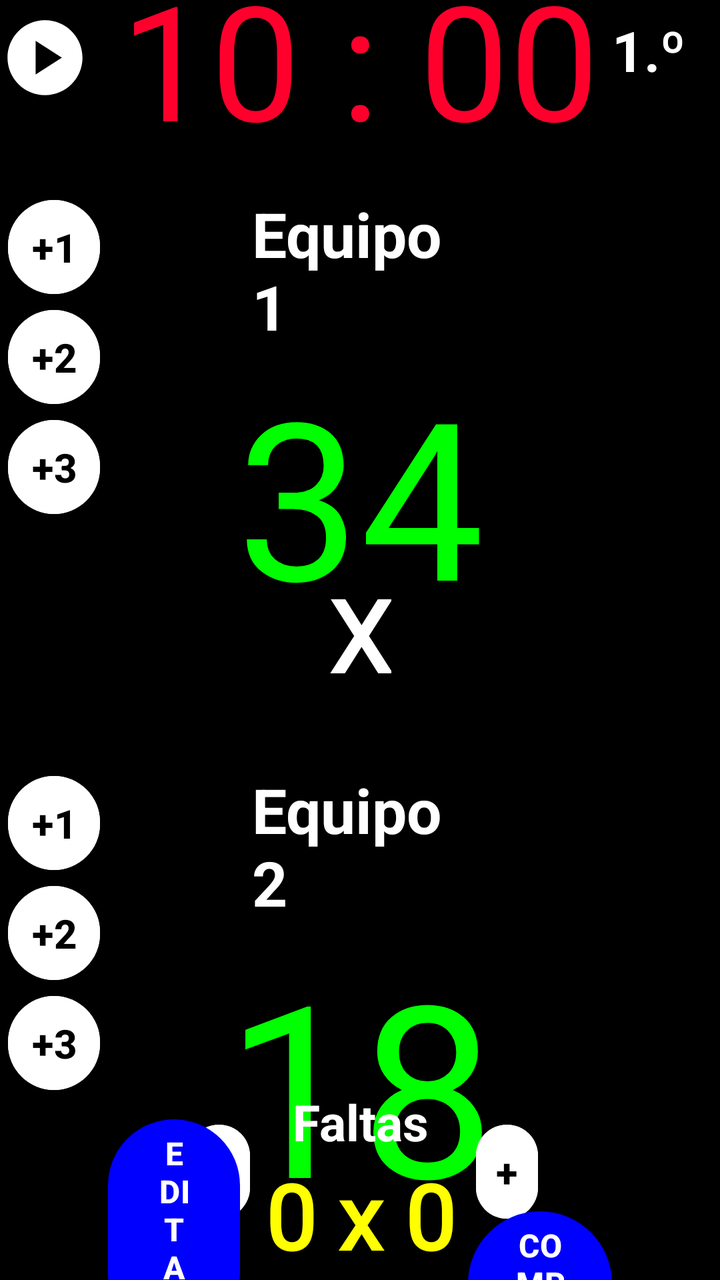
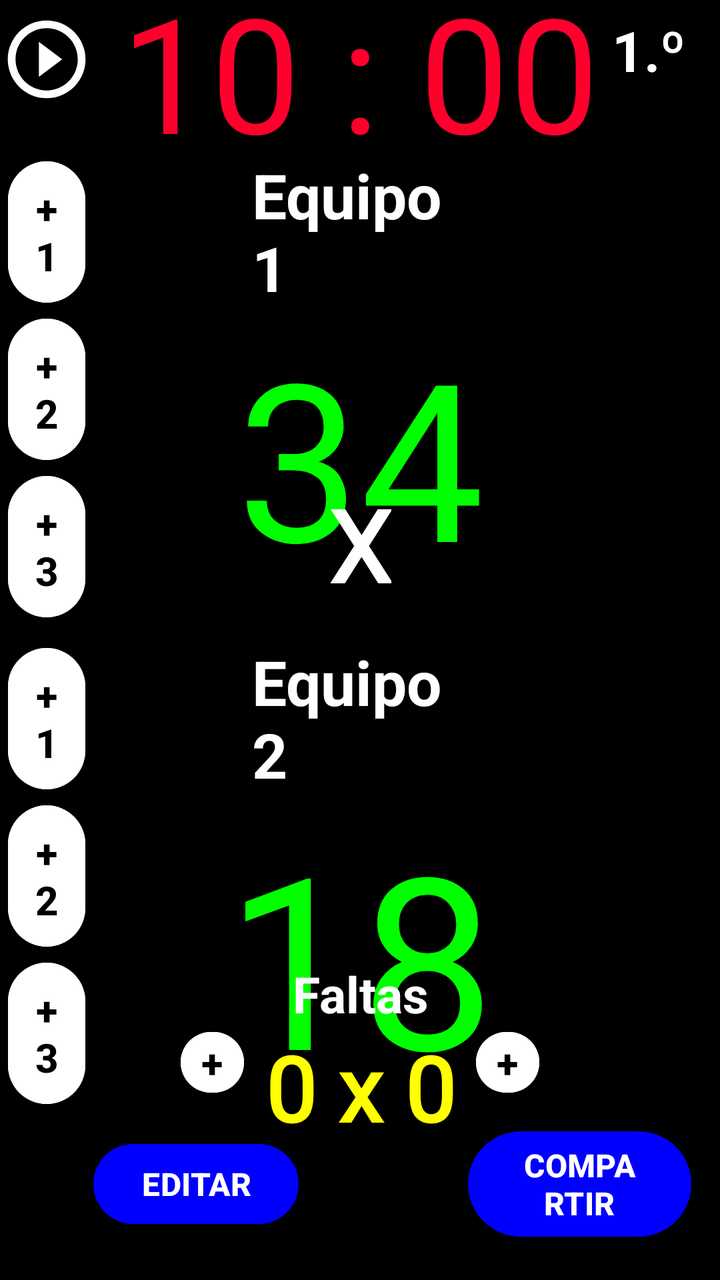

Screens rendered from an Android XML layout before and after an edit, with the pre-edit source and the edit as a unified diff.
<!-- AndroidManifest.xml: application theme Theme.Prueba1 -->
<!-- res/layout/activity_main2.xml -->
<?xml version="1.0" encoding="utf-8"?>
<androidx.constraintlayout.widget.ConstraintLayout xmlns:android="http://schemas.android.com/apk/res/android"
    xmlns:app="http://schemas.android.com/apk/res-auto"
    xmlns:tools="http://schemas.android.com/tools"
    android:id="@+id/main"
    android:layout_width="match_parent"
    android:layout_height="match_parent"
    android:background="@color/black"
    android:textColor="?attr/colorOnSurface"
    tools:context=".MainActivity">


    <androidx.constraintlayout.widget.Guideline
        android:id="@+id/guideline_izquierda"
        android:layout_width="wrap_content"
        android:layout_height="wrap_content"
        android:orientation="vertical"
        app:layout_constraintGuide_percent="0.35" />

    <androidx.constraintlayout.widget.Guideline
        android:id="@+id/guideline_derecha"
        android:layout_width="wrap_content"
        android:layout_height="wrap_content"
        android:orientation="vertical"
        app:layout_constraintGuide_percent="0.65" />

    <androidx.constraintlayout.widget.Guideline
        android:id="@+id/guideline_izquierda2"
        android:layout_width="wrap_content"
        android:layout_height="wrap_content"
        android:orientation="vertical"
        app:layout_constraintGuide_percent="0.15" />


    <androidx.constraintlayout.widget.Guideline
        android:id="@+id/guideline_izquierda3"
        android:layout_width="wrap_content"
        android:layout_height="wrap_content"
        android:orientation="vertical"
        app:layout_constraintGuide_percent="0.25" />

    <androidx.constraintlayout.widget.Guideline
        android:id="@+id/guideline_derecha2"
        android:layout_width="wrap_content"
        android:layout_height="wrap_content"
        android:orientation="vertical"
        app:layout_constraintGuide_percent="0.85" />

    <androidx.constraintlayout.widget.Guideline
        android:id="@+id/guideline_derecha3"
        android:layout_width="wrap_content"
        android:layout_height="wrap_content"
        android:orientation="vertical"
        app:layout_constraintGuide_percent="0.75" />

    <androidx.constraintlayout.widget.Guideline
        android:id="@+id/guideline_superior"
        android:layout_width="wrap_content"
        android:layout_height="wrap_content"
        android:orientation="horizontal"
        app:layout_constraintGuide_percent="0.01" />

    <androidx.constraintlayout.widget.Guideline
        android:id="@+id/guideline_inferior"
        android:layout_width="wrap_content"
        android:layout_height="wrap_content"
        android:orientation="horizontal"
        app:layout_constraintGuide_percent="0.98" />

    <androidx.constraintlayout.widget.Guideline
        android:id="@+id/guideline_play"
        android:layout_width="wrap_content"
        android:layout_height="wrap_content"
        android:orientation="horizontal"
        app:layout_constraintGuide_percent="0.08" />

    <androidx.constraintlayout.widget.Guideline
        android:id="@+id/guideline_equipo1"
        android:layout_width="wrap_content"
        android:layout_height="wrap_content"
        android:orientation="horizontal"
        app:layout_constraintGuide_percent="0.15" />

    <androidx.constraintlayout.widget.Guideline
        android:id="@+id/guideline_equipo2"
        android:layout_width="wrap_content"
        android:layout_height="wrap_content"
        android:orientation="horizontal"
        app:layout_constraintGuide_percent="0.60" />

    <androidx.constraintlayout.widget.Guideline
        android:id="@+id/guideline_mitadsuperior"
        android:layout_width="wrap_content"
        android:layout_height="wrap_content"
        android:orientation="horizontal"
        app:layout_constraintGuide_percent="0.38" />


    <androidx.constraintlayout.widget.Guideline
        android:id="@+id/guideline_meridionalsuperior"
        android:layout_width="wrap_content"
        android:layout_height="wrap_content"
        android:orientation="horizontal"
        app:layout_constraintGuide_percent="0.46" />
    <androidx.constraintlayout.widget.Guideline
        android:id="@+id/guideline_meridionalinferior"
        android:layout_width="wrap_content"
        android:layout_height="wrap_content"
        android:orientation="horizontal"
        app:layout_constraintGuide_percent="0.53" />


    <androidx.constraintlayout.widget.Guideline
        android:id="@+id/guideline_botonesazules"
        android:layout_width="wrap_content"
        android:layout_height="wrap_content"
        android:orientation="horizontal"
        app:layout_constraintGuide_percent="0.94" />

    <androidx.constraintlayout.widget.Guideline
        android:id="@+id/guideline_faltas"
        android:layout_width="wrap_content"
        android:layout_height="wrap_content"
        android:orientation="horizontal"
        app:layout_constraintGuide_percent="0.85" />

    <androidx.constraintlayout.widget.Guideline
        android:id="@+id/guideline_marcadorfaltas"
        android:layout_width="wrap_content"
        android:layout_height="wrap_content"
        android:orientation="horizontal"
        app:layout_constraintGuide_percent="0.89" />

    <ImageButton
        android:id="@+id/btnPlay"
        android:layout_width="0dp"
        android:layout_height="0dp"
        android:background="@android:color/black"
        android:scaleType="fitStart"
        android:src="@drawable/baseline_play_circle_24"
        app:tint="@color/white"
        app:layout_constraintBottom_toTopOf="@id/guideline_play"
        app:layout_constraintEnd_toStartOf="@id/guideline_izquierda2"
        app:layout_constraintStart_toStartOf="parent"
        app:layout_constraintTop_toBottomOf="@id/guideline_superior" />

    <TextView
        android:id="@+id/tvTeam1Score"
        android:layout_width="wrap_content"
        android:layout_height="wrap_content"
        android:fontFamily="@font/digital"
        android:text="@string/timer"
        android:textColor="#FF002D"
        android:textSize="80sp"
        app:layout_constraintBottom_toTopOf="@id/guideline_play"
        app:layout_constraintEnd_toStartOf="@id/guideline_derecha3"
        app:layout_constraintStart_toStartOf="@id/guideline_izquierda3"
        app:layout_constraintTop_toBottomOf="@id/guideline_superior" />

    <TextView
        android:layout_width="wrap_content"
        android:layout_height="wrap_content"
        android:text="@string/first"
        android:textColor="@color/white"
        android:textSize="28sp"
        android:textStyle="bold"
        app:layout_constraintStart_toStartOf="@id/guideline_derecha2"
        app:layout_constraintTop_toBottomOf="@id/guideline_superior"
        />

    <Button
        style="?attr/materialIconButtonFilledStyle"
        android:id="@+id/bt1"
        android:layout_width="0dp"
        android:layout_height="wrap_content"
        android:backgroundTint="@color/white"
        android:text="@string/one"
        android:textColor="@color/black"
        android:textSize="20sp"
        android:textStyle="bold"
        app:layout_constraintTop_toBottomOf="@id/guideline_equipo1"
        app:layout_constraintEnd_toStartOf="@id/guideline_izquierda2"
        app:layout_constraintStart_toStartOf="parent"
        />

    <Button
        style="?attr/materialIconButtonFilledStyle"
        android:id="@+id/bt2"
        android:layout_width="0dp"
        android:layout_height="wrap_content"
        android:backgroundTint="@color/white"
        android:text="@string/two"
        android:textColor="@color/black"
        android:textSize="20sp"
        android:textStyle="bold"
        app:layout_constraintTop_toBottomOf="@+id/bt1"
        app:layout_constraintEnd_toStartOf="@id/guideline_izquierda2"
        app:layout_constraintStart_toStartOf="parent"
        />

    <Button
        style="?attr/materialIconButtonFilledStyle"
        android:id="@+id/bt3"
        android:layout_width="0dp"
        android:layout_height="wrap_content"
        android:backgroundTint="@color/white"
        android:text="@string/three"
        android:textColor="@color/black"
        android:textSize="20sp"
        android:textStyle="bold"
        app:layout_constraintTop_toBottomOf="@+id/bt2"
        app:layout_constraintEnd_toStartOf="@id/guideline_izquierda2"
        app:layout_constraintStart_toStartOf="parent"
        />

    <TextView
        android:id="@+id/equipo1"
        android:layout_width="0dp"
        android:layout_height="wrap_content"
        android:text="@string/equipo1"
        android:textStyle="bold"
        android:textSize="31sp"
        android:textColor="@color/white"
        app:layout_constraintTop_toBottomOf="@id/guideline_equipo1"
        app:layout_constraintStart_toStartOf="@id/guideline_izquierda"
        app:layout_constraintEnd_toStartOf="@id/guideline_derecha"/>

    <TextView
        android:id="@+id/Team1Score"
        android:layout_width="wrap_content"
        android:layout_height="wrap_content"
        android:fontFamily="@font/digital"
        android:text="@string/score1"
        android:textColor="#00FF00"
        android:textSize="110sp"
        app:layout_constraintEnd_toStartOf="@id/guideline_derecha3"
        app:layout_constraintStart_toStartOf="@id/guideline_izquierda3"
        app:layout_constraintTop_toBottomOf="@+id/equipo1" />

<TextView
    android:layout_width="wrap_content"
    android:layout_height="wrap_content"
    android:fontFamily="@font/digital"
    android:text="@string/x"
    android:textStyle="bold"
    android:textColor="@color/white"
    android:textAlignment="gravity"
    android:textSize="50sp"
    app:layout_constraintTop_toBottomOf="@id/guideline_meridionalsuperior"
    app:layout_constraintBottom_toTopOf="@id/guideline_meridionalinferior"
    app:layout_constraintStart_toStartOf="@id/guideline_izquierda"
    app:layout_constraintEnd_toStartOf="@id/guideline_derecha"/>

    <TextView
        android:id="@+id/equipo2"
        android:layout_width="0dp"
        android:layout_height="wrap_content"
        android:text="@string/equipo2"
        android:textStyle="bold"
        android:textSize="31sp"
        android:textColor="@color/white"
        app:layout_constraintTop_toBottomOf="@id/guideline_equipo2"
        app:layout_constraintStart_toStartOf="@id/guideline_izquierda"
        app:layout_constraintEnd_toStartOf="@id/guideline_derecha"/>

    <TextView
        android:id="@+id/Team2Score"
        android:layout_width="wrap_content"
        android:layout_height="wrap_content"
        android:fontFamily="@font/digital"
        android:text="@string/score2"
        android:textColor="#00FF00"
        android:textSize="120sp"
        app:layout_constraintEnd_toStartOf="@id/guideline_derecha3"
        app:layout_constraintStart_toStartOf="@id/guideline_izquierda3"
        app:layout_constraintTop_toBottomOf="@+id/equipo2" />

    <Button
        style="?attr/materialIconButtonFilledStyle"
        android:id="@+id/bt4"
        android:layout_width="0dp"
        android:layout_height="wrap_content"
        android:backgroundTint="@color/white"
        android:text="@string/one"
        android:textColor="@color/black"
        android:textSize="20sp"
        android:textStyle="bold"
        app:layout_constraintTop_toBottomOf="@id/guideline_equipo2"
        app:layout_constraintEnd_toStartOf="@id/guideline_izquierda2"
        app:layout_constraintStart_toStartOf="parent"
        />

    <Button
        style="?attr/materialIconButtonFilledStyle"
        android:id="@+id/bt5"
        android:layout_width="0dp"
        android:layout_height="wrap_content"
        android:backgroundTint="@color/white"
        android:text="@string/two"
        android:textColor="@color/black"
        android:textSize="20sp"
        android:textStyle="bold"
        app:layout_constraintTop_toBottomOf="@+id/bt4"
        app:layout_constraintEnd_toStartOf="@id/guideline_izquierda2"
        app:layout_constraintStart_toStartOf="parent"
        />

    <Button
        style="?attr/materialIconButtonFilledStyle"
        android:id="@+id/bt6"
        android:layout_width="0dp"
        android:layout_height="wrap_content"
        android:backgroundTint="@color/white"
        android:text="@string/three"
        android:textColor="@color/black"
        android:textSize="20sp"
        android:textStyle="bold"
        app:layout_constraintTop_toBottomOf="@+id/bt5"
        app:layout_constraintEnd_toStartOf="@id/guideline_izquierda2"
        app:layout_constraintStart_toStartOf="parent"
        />


    <TextView
        android:id="@+id/faltas"
        android:layout_width="0dp"
        android:layout_height="wrap_content"
        android:text="@string/faltas"
        android:textStyle="bold"
        android:textAlignment="center"
        android:textSize="25sp"
        android:textColor="@color/white"
        app:layout_constraintTop_toBottomOf="@id/guideline_faltas"
        app:layout_constraintStart_toStartOf="@id/guideline_izquierda"
        app:layout_constraintEnd_toStartOf="@id/guideline_derecha"/>

    <Button
        style="?attr/materialIconButtonFilledStyle"
        android:id="@+id/bt8"
        android:layout_width="wrap_content"
        android:layout_height="wrap_content"
        android:backgroundTint="@color/white"
        android:text="@string/plus"
        android:textColor="@color/black"
        android:textSize="20sp"
        android:textStyle="bold"
        app:layout_constraintTop_toBottomOf="@+id/guideline_marcadorfaltas"
        app:layout_constraintBottom_toTopOf="@+id/guideline_botonesazules"
        app:layout_constraintStart_toStartOf="@id/guideline_izquierda3"
        />

    <TextView
        android:id="@+id/marcadorfaltas"
        android:layout_width="0dp"
        android:layout_height="wrap_content"
        android:fontFamily="@font/digital"
        android:text="0 x 0"
        android:textStyle="bold"
        android:textAlignment="center"
        android:textSize="45sp"
        android:textColor="#FFFF00"
        app:layout_constraintTop_toBottomOf="@id/faltas"
        app:layout_constraintStart_toStartOf="@id/guideline_izquierda"
        app:layout_constraintEnd_toStartOf="@id/guideline_derecha"/>

    <Button
        style="?attr/materialIconButtonFilledStyle"
        android:id="@+id/bt9"
        android:layout_width="wrap_content"
        android:layout_height="wrap_content"
        android:backgroundTint="@color/white"
        android:text="@string/plus"
        android:textColor="@color/black"
        android:textSize="20sp"
        android:textStyle="bold"
        app:layout_constraintTop_toBottomOf="@+id/guideline_marcadorfaltas"
        app:layout_constraintBottom_toTopOf="@+id/guideline_botonesazules"
        app:layout_constraintStart_toStartOf="@id/guideline_derecha"
        />

    <Button
        android:id="@+id/btnEditar"
        android:layout_width="0dp"
        android:layout_height="wrap_content"
        android:layout_marginEnd="6dp"
        android:text="EDITAR"
        android:textColor="@color/white"
        android:textSize="16sp"
        android:textStyle="bold"
        app:backgroundTint="#0000FF"
        app:layout_constraintBottom_toTopOf="@id/guideline_inferior"
        app:layout_constraintEnd_toStartOf="@id/guideline_izquierda"
        app:layout_constraintStart_toStartOf="@id/guideline_izquierda2"
        app:layout_constraintTop_toBottomOf="@id/guideline_botonesazules" />

    <Button
        android:id="@+id/btnCompartir"
        android:layout_width="0dp"
        android:layout_height="wrap_content"
        android:text="COMPARTIR"
        android:textColor="@color/white"
        android:textSize="16sp"
        android:textStyle="bold"
        app:backgroundTint="#0000FF"
        app:layout_constraintEnd_toEndOf="@id/guideline_derecha2"
        app:layout_constraintStart_toStartOf="@id/guideline_derecha"
        app:layout_constraintTop_toBottomOf="@id/guideline_botonesazules"/>










</androidx.constraintlayout.widget.ConstraintLayout>
<!-- resources referenced by this layout -->
<resources>
  <color name="black">#FF000000</color>
  <color name="white">#FFFFFFFF</color>
  <!-- drawable baseline_play_circle_24 (drawable) -->
  <vector xmlns:android="http://schemas.android.com/apk/res/android" android:height="24dp" android:tint="#000000" android:viewportHeight="24" android:viewportWidth="24" android:width="24dp">
        
      <path android:fillColor="@android:color/white" android:pathData="M12,2C6.48,2 2,6.48 2,12s4.48,10 10,10s10,-4.48 10,-10S17.52,2 12,2zM9.5,16.5v-9l7,4.5L9.5,16.5z"/>
      
  </vector>
  <string name="equipo1">Equipo 1</string>
  <string name="equipo2">Equipo 2</string>
  <string name="faltas">Faltas</string>
  <string name="first">1.º</string>
  <string name="one">+1</string>
  <string name="plus">+</string>
  <string name="score1">34</string>
  <string name="score2">18</string>
  <string name="three">+3</string>
  <string name="timer">10 : 00</string>
  <string name="two">+2</string>
  <string name="x">X</string>
  <style name="Theme.Prueba1" parent="Base.Theme.Prueba1" />
  <style name="Base.Theme.Prueba1" parent="Theme.Material3.DayNight.NoActionBar">
          
          
      </style>
</resources>

<!-- the commit's change to res/layout/activity_main2.xml (unified diff, before → after) -->
@@ -29,7 +29,7 @@
         android:layout_width="wrap_content"
         android:layout_height="wrap_content"
         android:orientation="vertical"
-        app:layout_constraintGuide_percent="0.15" />
+        app:layout_constraintGuide_percent="0.13" />
 
 
     <androidx.constraintlayout.widget.Guideline
@@ -37,7 +37,7 @@
         android:layout_width="wrap_content"
         android:layout_height="wrap_content"
         android:orientation="vertical"
-        app:layout_constraintGuide_percent="0.25" />
+        app:layout_constraintGuide_percent="0.24" />
 
     <androidx.constraintlayout.widget.Guideline
         android:id="@+id/guideline_derecha2"
@@ -51,85 +51,95 @@
         android:layout_width="wrap_content"
         android:layout_height="wrap_content"
         android:orientation="vertical"
+        app:layout_constraintGuide_percent="0.76" />
+
+    <androidx.constraintlayout.widget.Guideline
+        android:id="@+id/guideline_derecha4"
+        android:layout_width="wrap_content"
+        android:layout_height="wrap_content"
+        android:orientation="vertical"
+        app:layout_constraintGuide_percent="0.96" />
+
+    <androidx.constraintlayout.widget.Guideline
+        android:id="@+id/guideline_superior"
+        android:layout_width="wrap_content"
+        android:layout_height="wrap_content"
+        android:orientation="horizontal"
+        app:layout_constraintGuide_percent="0.01" />
+
+    <androidx.constraintlayout.widget.Guideline
+        android:id="@+id/guideline_inferior"
+        android:layout_width="wrap_content"
+        android:layout_height="wrap_content"
+        android:orientation="horizontal"
+        app:layout_constraintGuide_percent="0.99" />
+
+    <androidx.constraintlayout.widget.Guideline
+        android:id="@+id/guideline_play"
+        android:layout_width="wrap_content"
+        android:layout_height="wrap_content"
+        android:orientation="horizontal"
+        app:layout_constraintGuide_percent="0.1" />
+
+    <androidx.constraintlayout.widget.Guideline
+        android:id="@+id/guideline_equipo1"
+        android:layout_width="wrap_content"
+        android:layout_height="wrap_content"
+        android:orientation="horizontal"
+        app:layout_constraintGuide_percent="0.12" />
+
+    <androidx.constraintlayout.widget.Guideline
+        android:id="@+id/guideline_equipo2"
+        android:layout_width="wrap_content"
+        android:layout_height="wrap_content"
+        android:orientation="horizontal"
+        app:layout_constraintGuide_percent="0.5" />
+
+    <androidx.constraintlayout.widget.Guideline
+        android:id="@+id/guideline_mitadsuperior"
+        android:layout_width="wrap_content"
+        android:layout_height="wrap_content"
+        android:orientation="horizontal"
+        app:layout_constraintGuide_percent="0.35" />
+
+
+    <androidx.constraintlayout.widget.Guideline
+        android:id="@+id/guideline_meridionalsuperior"
+        android:layout_width="wrap_content"
+        android:layout_height="wrap_content"
+        android:orientation="horizontal"
+        app:layout_constraintGuide_percent="0.38" />
+
+    <androidx.constraintlayout.widget.Guideline
+        android:id="@+id/guideline_meridionalinferior"
+        android:layout_width="wrap_content"
+        android:layout_height="wrap_content"
+        android:orientation="horizontal"
+        app:layout_constraintGuide_percent="0.47" />
+
+
+    <androidx.constraintlayout.widget.Guideline
+        android:id="@+id/guideline_botonesazules"
+        android:layout_width="wrap_content"
+        android:layout_height="wrap_content"
+        android:orientation="horizontal"
+        app:layout_constraintGuide_percent="0.86" />
+
+    <androidx.constraintlayout.widget.Guideline
+        android:id="@+id/guideline_faltas"
+        android:layout_width="wrap_content"
+        android:layout_height="wrap_content"
+        android:orientation="horizontal"
         app:layout_constraintGuide_percent="0.75" />
 
-    <androidx.constraintlayout.widget.Guideline
-        android:id="@+id/guideline_superior"
-        android:layout_width="wrap_content"
-        android:layout_height="wrap_content"
-        android:orientation="horizontal"
-        app:layout_constraintGuide_percent="0.01" />
-
-    <androidx.constraintlayout.widget.Guideline
-        android:id="@+id/guideline_inferior"
-        android:layout_width="wrap_content"
-        android:layout_height="wrap_content"
-        android:orientation="horizontal"
-        app:layout_constraintGuide_percent="0.98" />
-
-    <androidx.constraintlayout.widget.Guideline
-        android:id="@+id/guideline_play"
-        android:layout_width="wrap_content"
-        android:layout_height="wrap_content"
-        android:orientation="horizontal"
-        app:layout_constraintGuide_percent="0.08" />
-
-    <androidx.constraintlayout.widget.Guideline
-        android:id="@+id/guideline_equipo1"
-        android:layout_width="wrap_content"
-        android:layout_height="wrap_content"
-        android:orientation="horizontal"
-        app:layout_constraintGuide_percent="0.15" />
-
-    <androidx.constraintlayout.widget.Guideline
-        android:id="@+id/guideline_equipo2"
-        android:layout_width="wrap_content"
-        android:layout_height="wrap_content"
-        android:orientation="horizontal"
-        app:layout_constraintGuide_percent="0.60" />
-
-    <androidx.constraintlayout.widget.Guideline
-        android:id="@+id/guideline_mitadsuperior"
-        android:layout_width="wrap_content"
-        android:layout_height="wrap_content"
-        android:orientation="horizontal"
-        app:layout_constraintGuide_percent="0.38" />
-
-
-    <androidx.constraintlayout.widget.Guideline
-        android:id="@+id/guideline_meridionalsuperior"
-        android:layout_width="wrap_content"
-        android:layout_height="wrap_content"
-        android:orientation="horizontal"
-        app:layout_constraintGuide_percent="0.46" />
-    <androidx.constraintlayout.widget.Guideline
-        android:id="@+id/guideline_meridionalinferior"
-        android:layout_width="wrap_content"
-        android:layout_height="wrap_content"
-        android:orientation="horizontal"
-        app:layout_constraintGuide_percent="0.53" />
-
-
-    <androidx.constraintlayout.widget.Guideline
-        android:id="@+id/guideline_botonesazules"
-        android:layout_width="wrap_content"
-        android:layout_height="wrap_content"
-        android:orientation="horizontal"
-        app:layout_constraintGuide_percent="0.94" />
-
-    <androidx.constraintlayout.widget.Guideline
-        android:id="@+id/guideline_faltas"
-        android:layout_width="wrap_content"
-        android:layout_height="wrap_content"
-        android:orientation="horizontal"
-        app:layout_constraintGuide_percent="0.85" />
-
-    <androidx.constraintlayout.widget.Guideline
-        android:id="@+id/guideline_marcadorfaltas"
-        android:layout_width="wrap_content"
-        android:layout_height="wrap_content"
-        android:orientation="horizontal"
-        app:layout_constraintGuide_percent="0.89" />
+
+    <androidx.constraintlayout.widget.Guideline
+        android:id="@+id/guideline_inferior2"
+        android:layout_width="wrap_content"
+        android:layout_height="wrap_content"
+        android:orientation="horizontal"
+        app:layout_constraintGuide_percent="0.8" />
+
 
     <ImageButton
         android:id="@+id/btnPlay"
@@ -137,8 +147,7 @@
         android:layout_height="0dp"
         android:background="@android:color/black"
         android:scaleType="fitStart"
-        android:src="@drawable/baseline_play_circle_24"
-        app:tint="@color/white"
+        android:src="@drawable/baseline_play_circle_outline_24"
         app:layout_constraintBottom_toTopOf="@id/guideline_play"
         app:layout_constraintEnd_toStartOf="@id/guideline_izquierda2"
         app:layout_constraintStart_toStartOf="parent"
@@ -337,16 +346,18 @@
     <Button
         style="?attr/materialIconButtonFilledStyle"
         android:id="@+id/bt8"
-        android:layout_width="wrap_content"
-        android:layout_height="wrap_content"
+        android:layout_width="0dp"
+        android:layout_height="0dp"
+        android:padding="0dp"
         android:backgroundTint="@color/white"
         android:text="@string/plus"
         android:textColor="@color/black"
         android:textSize="20sp"
         android:textStyle="bold"
-        app:layout_constraintTop_toBottomOf="@+id/guideline_marcadorfaltas"
+        app:layout_constraintTop_toBottomOf="@+id/guideline_inferior2"
         app:layout_constraintBottom_toTopOf="@+id/guideline_botonesazules"
         app:layout_constraintStart_toStartOf="@id/guideline_izquierda3"
+        app:layout_constraintEnd_toStartOf="@+id/guideline_izquierda"
         />
 
     <TextView
@@ -354,7 +365,7 @@
         android:layout_width="0dp"
         android:layout_height="wrap_content"
         android:fontFamily="@font/digital"
-        android:text="0 x 0"
+        android:text="@string/_0_x_0"
         android:textStyle="bold"
         android:textAlignment="center"
         android:textSize="45sp"
@@ -366,16 +377,18 @@
     <Button
         style="?attr/materialIconButtonFilledStyle"
         android:id="@+id/bt9"
-        android:layout_width="wrap_content"
-        android:layout_height="wrap_content"
+        android:layout_width="0dp"
+        android:layout_height="0dp"
+        android:padding="0dp"
         android:backgroundTint="@color/white"
         android:text="@string/plus"
         android:textColor="@color/black"
         android:textSize="20sp"
         android:textStyle="bold"
-        app:layout_constraintTop_toBottomOf="@+id/guideline_marcadorfaltas"
+        app:layout_constraintTop_toBottomOf="@+id/guideline_inferior2"
         app:layout_constraintBottom_toTopOf="@+id/guideline_botonesazules"
         app:layout_constraintStart_toStartOf="@id/guideline_derecha"
+        app:layout_constraintEnd_toStartOf="@+id/guideline_derecha3"
         />
 
     <Button
@@ -383,13 +396,12 @@
         android:layout_width="0dp"
         android:layout_height="wrap_content"
         android:layout_marginEnd="6dp"
-        android:text="EDITAR"
+        android:text="@string/editar"
         android:textColor="@color/white"
         android:textSize="16sp"
         android:textStyle="bold"
         app:backgroundTint="#0000FF"
         app:layout_constraintBottom_toTopOf="@id/guideline_inferior"
-        app:layout_constraintEnd_toStartOf="@id/guideline_izquierda"
         app:layout_constraintStart_toStartOf="@id/guideline_izquierda2"
         app:layout_constraintTop_toBottomOf="@id/guideline_botonesazules" />
 
@@ -397,12 +409,13 @@
         android:id="@+id/btnCompartir"
         android:layout_width="0dp"
         android:layout_height="wrap_content"
-        android:text="COMPARTIR"
+        android:text="@string/compartir"
         android:textColor="@color/white"
         android:textSize="16sp"
         android:textStyle="bold"
         app:backgroundTint="#0000FF"
-        app:layout_constraintEnd_toEndOf="@id/guideline_derecha2"
+        app:layout_constraintEnd_toStartOf="@+id/guideline_derecha4"
+        app:layout_constraintBottom_toTopOf="@+id/guideline_inferior"
         app:layout_constraintStart_toStartOf="@id/guideline_derecha"
         app:layout_constraintTop_toBottomOf="@id/guideline_botonesazules"/>
 
<!-- resource entries referenced after the edit -->
@@ -2,12 +2,15 @@
 <resources>
   <color name="black">#FF000000</color>
   <color name="white">#FFFFFFFF</color>
-  <!-- drawable baseline_play_circle_24 (drawable) -->
-  <vector xmlns:android="http://schemas.android.com/apk/res/android" android:height="24dp" android:tint="#000000" android:viewportHeight="24" android:viewportWidth="24" android:width="24dp">
+  <!-- drawable baseline_play_circle_outline_24 (drawable) -->
+  <vector xmlns:android="http://schemas.android.com/apk/res/android" android:height="24dp" android:tint="#FFFFFF" android:viewportHeight="24" android:viewportWidth="24" android:width="24dp">
         
-      <path android:fillColor="@android:color/white" android:pathData="M12,2C6.48,2 2,6.48 2,12s4.48,10 10,10s10,-4.48 10,-10S17.52,2 12,2zM9.5,16.5v-9l7,4.5L9.5,16.5z"/>
+      <path android:fillColor="@android:color/white" android:pathData="M10,16.5l6,-4.5 -6,-4.5v9zM12,2C6.48,2 2,6.48 2,12s4.48,10 10,10 10,-4.48 10,-10S17.52,2 12,2zM12,20c-4.41,0 -8,-3.59 -8,-8s3.59,-8 8,-8 8,3.59 8,8 -3.59,8 -8,8z"/>
       
   </vector>
+  <string name="_0_x_0">0 x 0</string>
+  <string name="compartir">COMPARTIR</string>
+  <string name="editar">EDITAR</string>
   <string name="equipo1">Equipo 1</string>
   <string name="equipo2">Equipo 2</string>
   <string name="faltas">Faltas</string>
